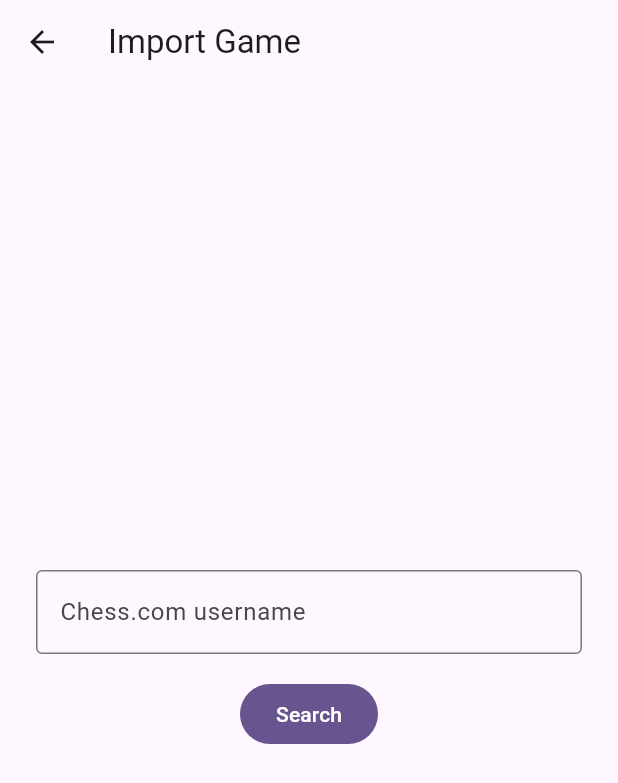
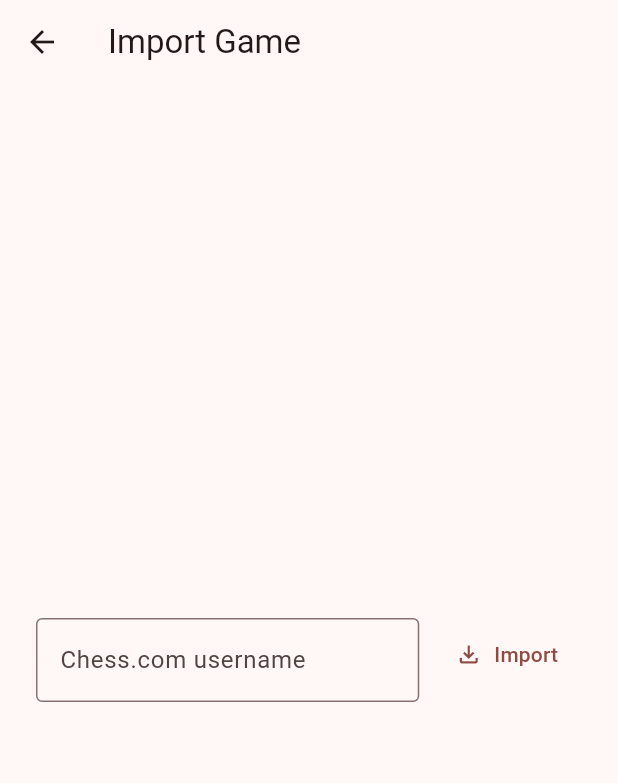
Before and after one commit to talvin-svg/road-to-2000-ELO, a Flutter app: the ImportScreen screen opened directly, on a phone screen of 412 x 824 dp. Shown: the top 783 px of the screen. Run offline on Flutter 3.47's test engine with Material 3 defaults, Android fonts, the light colour scheme and no system bars; our stand-ins replace flutter_riverpod, shared_preferences; missing offline and left inert: chessground, dartchess; accounts and stored records are empty.

Commit message:
refactoring and some ui changes

```diff
--- a/lib/core/chess/game_replay.dart
+++ b/lib/core/chess/game_replay.dart
@@ -30,7 +30,13 @@
 /// A game parsed from PGN into a flat, indexable list of plies, so the UI can
 /// jump to any point in the game in O(1) instead of replaying moves.
 class GameReplay {
-  GameReplay({required this.startingFen, required this.plies});
+  GameReplay({
+    required this.startingFen,
+    required this.plies,
+    required this.whitePlayer,
+    required this.blackPlayer,
+    required this.result,
+  });
 
   /// Parses the mainline of [pgn] from the standard starting position.
   ///
@@ -38,6 +44,9 @@
   /// Parsing stops early if a SAN token isn't a legal move in sequence.
   factory GameReplay.fromPgn(String pgn) {
     final PgnGame<PgnNodeData> parsedGame = PgnGame.parsePgn(pgn);
+    final String whitePlayer = parsedGame.headers['White'] ?? '?';
+    final String blackPlayer = parsedGame.headers['Black'] ?? '?';
+    final String result = parsedGame.headers['Result'] ?? '*';
     Position position = Chess.initial;
     final List<PlyRecord> plies = <PlyRecord>[];
 
@@ -56,7 +65,13 @@
       );
     }
 
-    return GameReplay(startingFen: Chess.initial.fen, plies: plies);
+    return GameReplay(
+      startingFen: Chess.initial.fen,
+      plies: plies,
+      whitePlayer: whitePlayer,
+      blackPlayer: blackPlayer,
+      result: result,
+    );
   }
 
   /// FEN of the starting position (ply 0).
@@ -65,12 +80,27 @@
   /// One entry per half-move played, in order.
   final List<PlyRecord> plies;
 
+  final String whitePlayer;
+  final String blackPlayer;
+
+  /// PGN result string: "1-0", "0-1", "1/2-1/2", or "*".
+  final String result;
+
   static List<GameReplay> fromPgnCollection(String pgn) {
     return pgn
         .split(RegExp(r'\n\n(?=\[)'))
         .where((String s) => s.trim().isNotEmpty)
         .map(GameReplay.fromPgn)
         .toList();
+  }
+
+  static String formatResult(String result) {
+    return switch (result) {
+      '1-0' => 'White wins',
+      '0-1' => 'Black wins',
+      '1/2-1/2' => 'Draw',
+      _ => result,
+    };
   }
 
   /// Number of plies in the game.
--- a/lib/features/import_game/import_screen.dart
+++ b/lib/features/import_game/import_screen.dart
@@ -1,31 +1,10 @@
 import 'package:chess_trainer/core/chess/game_replay.dart';
+import 'package:chess_trainer/core/chess_com/chess_com_client.dart';
 import 'package:chess_trainer/features/import_game/import_controller.dart';
 import 'package:chess_trainer/features/import_game/import_state.dart';
 import 'package:chess_trainer/features/replay/replay_controller.dart';
 import 'package:flutter/material.dart';
 import 'package:flutter_riverpod/flutter_riverpod.dart';
-
-const List<String> _monthNames = [
-  'January',
-  'February',
-  'March',
-  'April',
-  'May',
-  'June',
-  'July',
-  'August',
-  'September',
-  'October',
-  'November',
-  'December',
-];
-
-String _formatArchive(String archiveUrl) {
-  final List<String> segments = archiveUrl.split('/');
-  final int year = int.parse(segments[segments.length - 2]);
-  final int month = int.parse(segments[segments.length - 1]);
-  return '${_monthNames[month - 1]} $year';
-}
 
 class ImportScreen extends ConsumerStatefulWidget {
   const ImportScreen({super.key});
@@ -40,7 +19,10 @@
   @override
   void initState() {
     super.initState();
-    _usernameController = TextEditingController();
+    final ImportState initial = ref.read(importControllerProvider);
+    final String initialUsername =
+        initial is EnteringUsername ? initial.username : '';
+    _usernameController = TextEditingController(text: initialUsername);
   }
 
   @override
@@ -51,17 +33,44 @@
 
   @override
   Widget build(BuildContext context) {
+    ref.listen<ImportState>(importControllerProvider, (
+      ImportState? previous,
+      ImportState next,
+    ) {
+      if (next is EnteringUsername && next.username.isNotEmpty) {
+        _usernameController.text = next.username;
+      }
+    });
+
     final ImportState state = ref.watch(importControllerProvider);
     final ImportController controller = ref.read(
       importControllerProvider.notifier,
     );
 
-    return Scaffold(
-      appBar: AppBar(title: const Text('Import Game')),
+    return PopScope<void>(
+      canPop: state is! SelectingGame,
+      onPopInvokedWithResult: (bool didPop, void result) {
+        if (!didPop) controller.backToMonths();
+      },
+      child: Scaffold(
+        appBar: AppBar(
+          title: const Text('Import Game'),
+          leading: state is SelectingGame
+              ? IconButton(
+                  icon: const Icon(Icons.arrow_back),
+                  onPressed: controller.backToMonths,
+                )
+              : null,
+        ),
         body: switch (state) {
-        EnteringUsername() => _UsernameEntry(
+          EnteringUsername(:final String username) => _UsernameEntry(
             controller: _usernameController,
+            savedUsername: username,
             onSearch: (String username) => controller.fetchArchives(username),
+            onClear: () {
+              controller.clearUser();
+              _usernameController.clear();
+            },
           ),
           LoadingArchives() ||
           LoadingGames() => const Center(child: CircularProgressIndicator()),
@@ -73,8 +82,10 @@
             games: games,
             onSelect: (GameReplay game) {
               ref.read(replayControllerProvider.notifier).loadGame(game);
-            controller.reset();
-            Navigator.pop(context);
+              // Pop when shown as a modal (changing games from replay screen).
+              // At first launch ImportScreen is the root, so there's nothing to
+              // pop — AppRouter switches to ReplayScreen via state change instead.
+              if (Navigator.canPop(context)) Navigator.pop(context);
             },
           ),
           ImportError(:final String message) => _ErrorView(
@@ -82,15 +93,23 @@
             onReset: controller.reset,
           ),
         },
+      ),
     );
   }
 }
 
 class _UsernameEntry extends StatelessWidget {
-  const _UsernameEntry({required this.controller, required this.onSearch});
+  const _UsernameEntry({
+    required this.controller,
+    required this.savedUsername,
+    required this.onSearch,
+    required this.onClear,
+  });
 
   final TextEditingController controller;
+  final String savedUsername;
   final void Function(String) onSearch;
+  final VoidCallback onClear;
 
   @override
   Widget build(BuildContext context) {
@@ -99,7 +118,11 @@
       child: Column(
         mainAxisAlignment: MainAxisAlignment.center,
         children: [
-          TextField(
+          Row(
+            crossAxisAlignment: CrossAxisAlignment.start,
+            children: [
+              Expanded(
+                child: TextField(
                   controller: controller,
                   decoration: const InputDecoration(
                     labelText: 'Chess.com username',
@@ -107,10 +130,23 @@
                   ),
                   onSubmitted: onSearch,
                 ),
-          const SizedBox(height: 16),
-          FilledButton(
+              ),
+              const SizedBox(width: 12),
+              TextButton.icon(
                 onPressed: () => onSearch(controller.text.trim()),
-            child: const Text('Search'),
+                icon: const Icon(Icons.file_download_outlined),
+                label: const Text('Import'),
+              ),
+            ],
+          ),
+          if (savedUsername.isNotEmpty)
+            Align(
+              alignment: Alignment.centerLeft,
+              child: TextButton.icon(
+                onPressed: onClear,
+                icon: const Icon(Icons.close, size: 16),
+                label: Text('Clear $savedUsername'),
+              ),
             ),
         ],
       ),
@@ -132,7 +168,7 @@
         // Reverse so the most recent month appears first.
         final String archive = archives[archives.length - 1 - index];
         return ListTile(
-          title: Text(_formatArchive(archive)),
+          title: Text(ChessDotComClient.formatArchive(archive)),
           trailing: const Icon(Icons.chevron_right),
           onTap: () => onSelect(archive),
         );
@@ -154,8 +190,10 @@
       itemBuilder: (BuildContext context, int index) {
         final GameReplay game = games[index];
         return ListTile(
-          title: Text('Game ${index + 1}'),
-          subtitle: Text('${game.length ~/ 2} moves'),
+          title: Text('${game.whitePlayer} vs ${game.blackPlayer}'),
+          subtitle: Text(
+            '${GameReplay.formatResult(game.result)} • ${game.length ~/ 2} moves',
+          ),
           trailing: const Icon(Icons.chevron_right),
           onTap: () => onSelect(game),
         );
--- a/lib/features/import_game/import_state.dart
+++ b/lib/features/import_game/import_state.dart
@@ -11,15 +11,22 @@
 }
 
 class SelectingMonth extends ImportState {
-  const SelectingMonth({required this.archives});
+  const SelectingMonth({required this.archives, required this.username});
 
   final List<String> archives;
+  final String username;
 }
 
 class SelectingGame extends ImportState {
-  const SelectingGame({required this.games});
+  const SelectingGame({
+    required this.games,
+    required this.username,
+    required this.archives,
+  });
 
   final List<GameReplay> games;
+  final String username;
+  final List<String> archives;
 }
 
 class LoadingArchives extends ImportState {
--- a/pubspec.yaml
+++ b/pubspec.yaml
@@ -43,6 +43,8 @@
   flutter_riverpod: ^3.3.2
   # HTTP client for Chess.com API calls.
   http: ^1.2.2
+  # Persist username across app restarts.
+  shared_preferences: ^2.3.0
 
 dev_dependencies:
   flutter_test:
```
Also changed, not shown: lib/core/chess_com/chess_com_client.dart (+11 -0 lines), lib/features/import_game/import_controller.dart (+50 -4 lines), lib/features/replay/replay_controller.dart (+5 -6 lines), lib/features/replay/replay_screen.dart (+65 -3 lines), lib/features/replay/replay_state.dart (+7 -6 lines), lib/main.dart (+26 -6 lines), pubspec.lock, 3 other files. Lines whose indentation alone changed are shown as unchanged.
